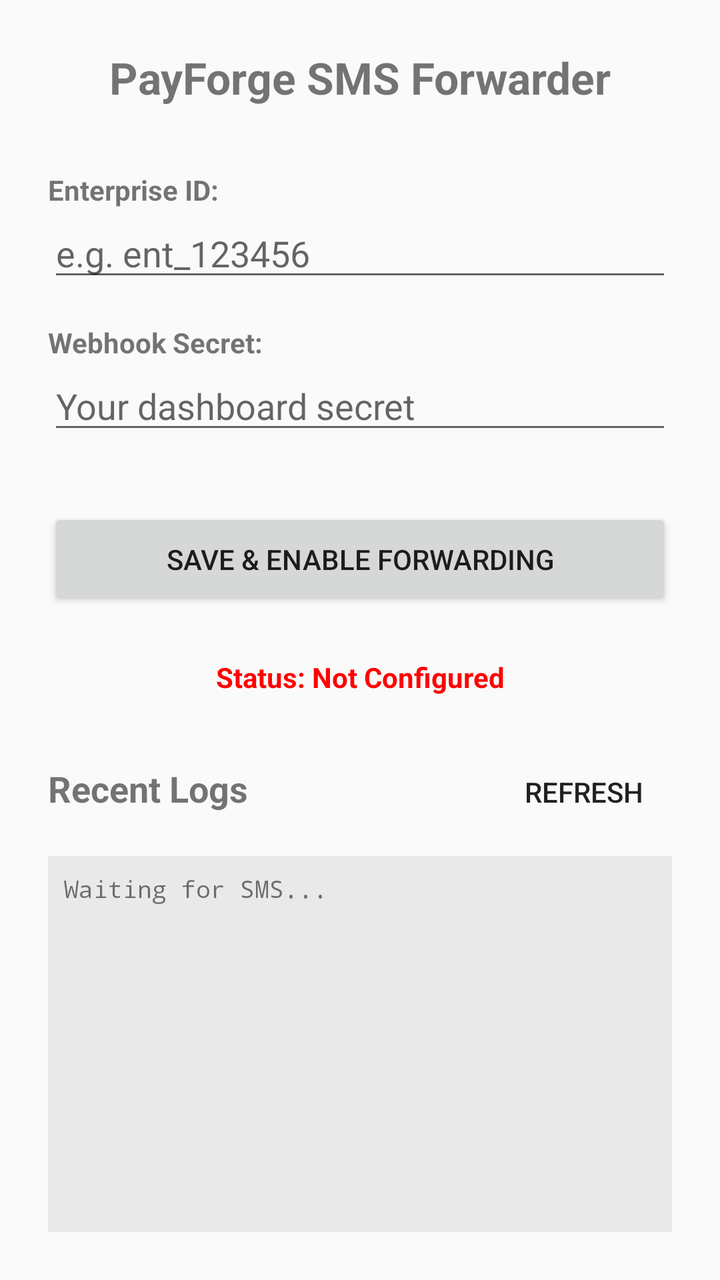
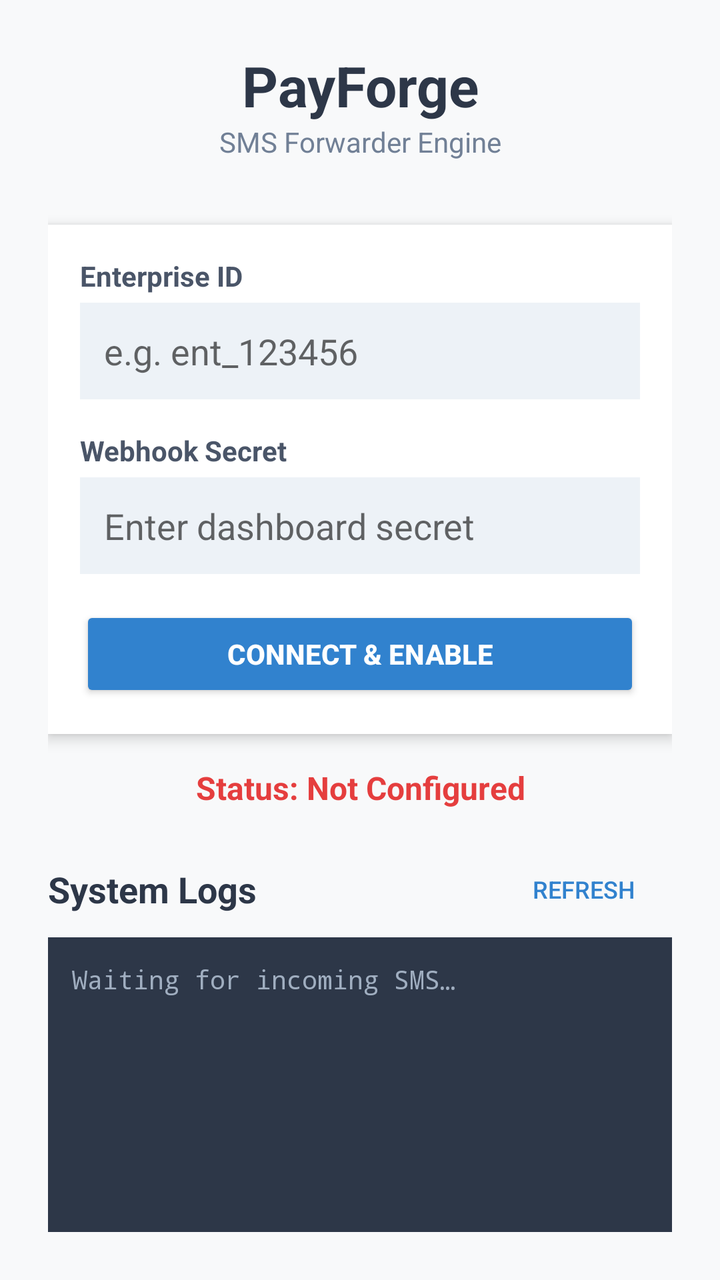

Compare the two renders of this Android layout. The source of the first and the diff that turns it into the second are given below.
<!-- AndroidManifest.xml: application theme Theme.AppCompat.Light.DarkActionBar -->
<!-- res/layout/activity_main.xml -->
<?xml version="1.0" encoding="utf-8"?>
<LinearLayout xmlns:android="http://schemas.android.com/apk/res/android"
    android:layout_width="match_parent"
    android:layout_height="match_parent"
    android:orientation="vertical"
    android:padding="24dp"
    android:gravity="center_vertical">

    <TextView
        android:layout_width="match_parent"
        android:layout_height="wrap_content"
        android:text="@string/app_name"
        android:textSize="22sp"
        android:textStyle="bold"
        android:textAlignment="center"
        android:layout_marginBottom="32dp"/>

    <TextView
        android:layout_width="match_parent"
        android:layout_height="wrap_content"
        android:text="Enterprise ID:"
        android:textStyle="bold" />

    <EditText
        android:id="@+id/editEnterpriseId"
        android:layout_width="match_parent"
        android:layout_height="wrap_content"
        android:hint="e.g. ent_123456"
        android:layout_marginBottom="16dp"/>

    <TextView
        android:layout_width="match_parent"
        android:layout_height="wrap_content"
        android:text="Webhook Secret:"
        android:textStyle="bold" />

    <EditText
        android:id="@+id/editSecret"
        android:layout_width="match_parent"
        android:layout_height="wrap_content"
        android:hint="Your dashboard secret"
        android:inputType="textPassword"
        android:layout_marginBottom="16dp"/>

    <Button
        android:id="@+id/btnSave"
        android:layout_width="match_parent"
        android:layout_height="wrap_content"
        android:text="Save &amp; Enable Forwarding"
        android:layout_marginTop="16dp"
        android:padding="16dp"/>

    <TextView
        android:id="@+id/statusText"
        android:layout_width="match_parent"
        android:layout_height="wrap_content"
        android:text="Status: Not Configured"
        android:textAlignment="center"
        android:textColor="#FF0000"
        android:layout_marginTop="24dp"
        android:textStyle="bold"/>

    <LinearLayout
        android:layout_width="match_parent"
        android:layout_height="wrap_content"
        android:layout_marginTop="24dp"
        android:orientation="horizontal">

        <TextView
            android:layout_width="0dp"
            android:layout_height="wrap_content"
            android:layout_weight="1"
            android:text="Recent Logs"
            android:textStyle="bold"
            android:textSize="18sp"/>

        <Button
            android:id="@+id/btnRefreshLogs"
            android:layout_width="wrap_content"
            android:layout_height="wrap_content"
            android:text="Refresh"
            style="?android:attr/borderlessButtonStyle"/>
    </LinearLayout>

    <ScrollView
        android:layout_width="match_parent"
        android:layout_height="0dp"
        android:layout_weight="1"
        android:background="#11000000"
        android:layout_marginTop="8dp"
        android:padding="8dp">

        <TextView
            android:id="@+id/textLogs"
            android:layout_width="match_parent"
            android:layout_height="wrap_content"
            android:text="Waiting for SMS..."
            android:textSize="12sp"
            android:fontFamily="monospace"/>
    </ScrollView>

</LinearLayout>
<!-- resources referenced by this layout -->
<resources>
  <string name="app_name">PayForge SMS Forwarder</string>
</resources>

<!-- the commit's change to res/layout/activity_main.xml (unified diff, before → after) -->
@@ -4,73 +4,109 @@
     android:layout_height="match_parent"
     android:orientation="vertical"
     android:padding="24dp"
-    android:gravity="center_vertical">
+    android:background="#F8F9FA">
+
+    
+    <TextView
+        android:layout_width="match_parent"
+        android:layout_height="wrap_content"
+        android:text="@string/app_name"
+        android:textSize="28sp"
+        android:textStyle="bold"
+        android:textColor="#2D3748"
+        android:textAlignment="center"/>
 
     <TextView
         android:layout_width="match_parent"
         android:layout_height="wrap_content"
-        android:text="@string/app_name"
-        android:textSize="22sp"
-        android:textStyle="bold"
+        android:text="@string/sms_engine_label"
+        android:textSize="14sp"
+        android:textColor="#718096"
         android:textAlignment="center"
         android:layout_marginBottom="32dp"/>
 
-    <TextView
+    
+    <LinearLayout
         android:layout_width="match_parent"
         android:layout_height="wrap_content"
-        android:text="Enterprise ID:"
-        android:textStyle="bold" />
+        android:orientation="vertical"
+        android:background="#FFFFFF"
+        android:padding="16dp"
+        android:elevation="4dp">
 
-    <EditText
-        android:id="@+id/editEnterpriseId"
-        android:layout_width="match_parent"
-        android:layout_height="wrap_content"
-        android:hint="e.g. ent_123456"
-        android:layout_marginBottom="16dp"/>
+        <TextView
+            android:layout_width="match_parent"
+            android:layout_height="wrap_content"
+            android:text="@string/enterprise_id_label"
+            android:textColor="#4A5568"
+            android:textStyle="bold"
+            android:layout_marginBottom="4dp"/>
 
-    <TextView
-        android:layout_width="match_parent"
-        android:layout_height="wrap_content"
-        android:text="Webhook Secret:"
-        android:textStyle="bold" />
+        <EditText
+            android:id="@+id/editEnterpriseId"
+            android:layout_width="match_parent"
+            android:layout_height="wrap_content"
+            android:hint="@string/enterprise_id_hint"
+            android:background="#EDF2F7"
+            android:padding="12dp"
+            android:layout_marginBottom="16dp"/>
 
-    <EditText
-        android:id="@+id/editSecret"
-        android:layout_width="match_parent"
-        android:layout_height="wrap_content"
-        android:hint="Your dashboard secret"
-        android:inputType="textPassword"
-        android:layout_marginBottom="16dp"/>
+        <TextView
+            android:layout_width="match_parent"
+            android:layout_height="wrap_content"
+            android:text="@string/webhook_secret_label"
+            android:textColor="#4A5568"
+            android:textStyle="bold"
+            android:layout_marginBottom="4dp"/>
 
-    <Button
-        android:id="@+id/btnSave"
-        android:layout_width="match_parent"
-        android:layout_height="wrap_content"
-        android:text="Save &amp; Enable Forwarding"
-        android:layout_marginTop="16dp"
-        android:padding="16dp"/>
+        <EditText
+            android:id="@+id/editSecret"
+            android:layout_width="match_parent"
+            android:layout_height="wrap_content"
+            android:hint="@string/webhook_secret_hint"
+            android:inputType="textPassword"
+            android:background="#EDF2F7"
+            android:padding="12dp"
+            android:layout_marginBottom="16dp"/>
 
+        <Button
+            android:id="@+id/btnSave"
+            android:layout_width="match_parent"
+            android:layout_height="wrap_content"
+            android:text="@string/btn_save_text"
+            android:textColor="#FFFFFF"
+            android:backgroundTint="#3182CE"
+            android:textStyle="bold"
+            android:padding="14dp"/>
+
+    </LinearLayout>
+
+    
     <TextView
         android:id="@+id/statusText"
         android:layout_width="match_parent"
         android:layout_height="wrap_content"
-        android:text="Status: Not Configured"
+        android:text="@string/status_not_configured"
         android:textAlignment="center"
-        android:textColor="#FF0000"
-        android:layout_marginTop="24dp"
+        android:textColor="#E53E3E"
+        android:layout_marginTop="16dp"
+        android:layout_marginBottom="16dp"
+        android:textSize="16sp"
         android:textStyle="bold"/>
 
+    
     <LinearLayout
         android:layout_width="match_parent"
         android:layout_height="wrap_content"
-        android:layout_marginTop="24dp"
-        android:orientation="horizontal">
+        android:orientation="horizontal"
+        android:gravity="center_vertical">
 
         <TextView
             android:layout_width="0dp"
             android:layout_height="wrap_content"
             android:layout_weight="1"
-            android:text="Recent Logs"
+            android:text="@string/system_logs_label"
+            android:textColor="#2D3748"
             android:textStyle="bold"
             android:textSize="18sp"/>
 
@@ -78,7 +114,9 @@
             android:id="@+id/btnRefreshLogs"
             android:layout_width="wrap_content"
             android:layout_height="wrap_content"
-            android:text="Refresh"
+            android:text="@string/btn_refresh_text"
+            android:textColor="#3182CE"
+            android:textSize="12sp"
             style="?android:attr/borderlessButtonStyle"/>
     </LinearLayout>
 
@@ -86,16 +124,16 @@
         android:layout_width="match_parent"
         android:layout_height="0dp"
         android:layout_weight="1"
-        android:background="#11000000"
-        android:layout_marginTop="8dp"
-        android:padding="8dp">
+        android:background="#2D3748"
+        android:padding="12dp">
 
         <TextView
             android:id="@+id/textLogs"
             android:layout_width="match_parent"
             android:layout_height="wrap_content"
-            android:text="Waiting for SMS..."
-            android:textSize="12sp"
+            android:text="@string/waiting_logs"
+            android:textColor="#A0AEC0"
+            android:textSize="13sp"
             android:fontFamily="monospace"/>
     </ScrollView>
 
<!-- resource entries referenced after the edit -->
@@ -1,5 +1,15 @@
 <!-- resources referenced by this layout -->
 <resources>
-  <string name="app_name">PayForge SMS Forwarder</string>
+  <string name="app_name">PayForge</string>
+  <string name="btn_refresh_text">REFRESH</string>
+  <string name="btn_save_text">CONNECT &amp; ENABLE</string>
+  <string name="enterprise_id_hint">e.g. ent_123456</string>
+  <string name="enterprise_id_label">Enterprise ID</string>
+  <string name="sms_engine_label">SMS Forwarder Engine</string>
+  <string name="status_not_configured">Status: Not Configured</string>
+  <string name="system_logs_label">System Logs</string>
+  <string name="waiting_logs">Waiting for incoming SMS…</string>
+  <string name="webhook_secret_hint">Enter dashboard secret</string>
+  <string name="webhook_secret_label">Webhook Secret</string>
 </resources>
 
